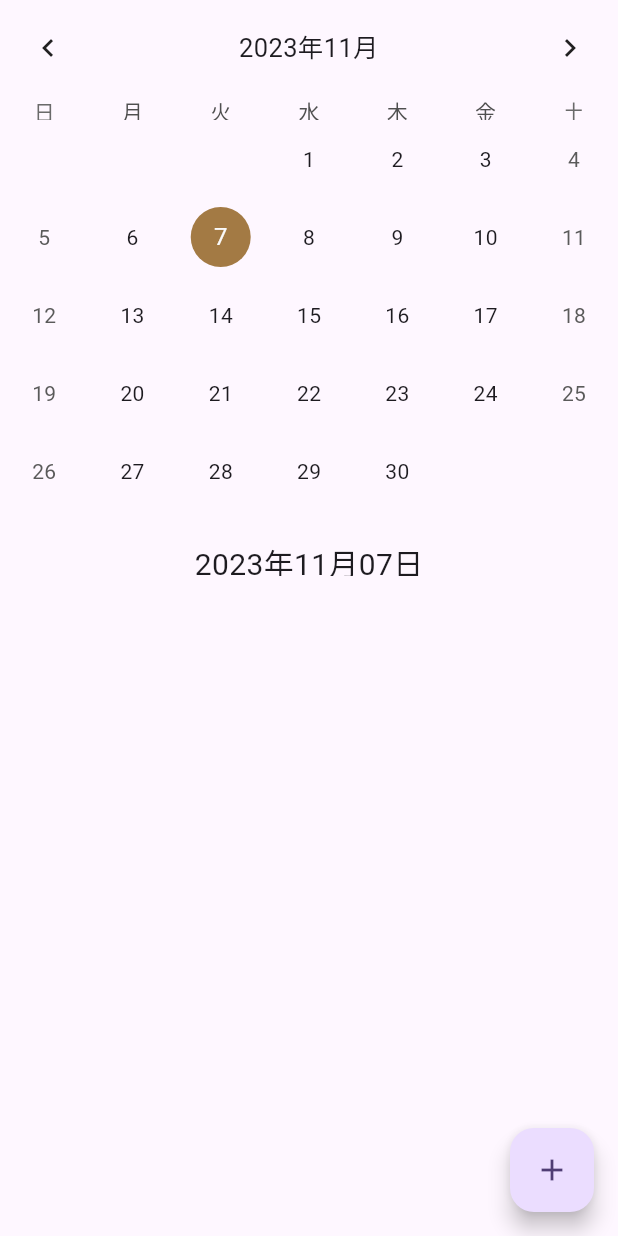
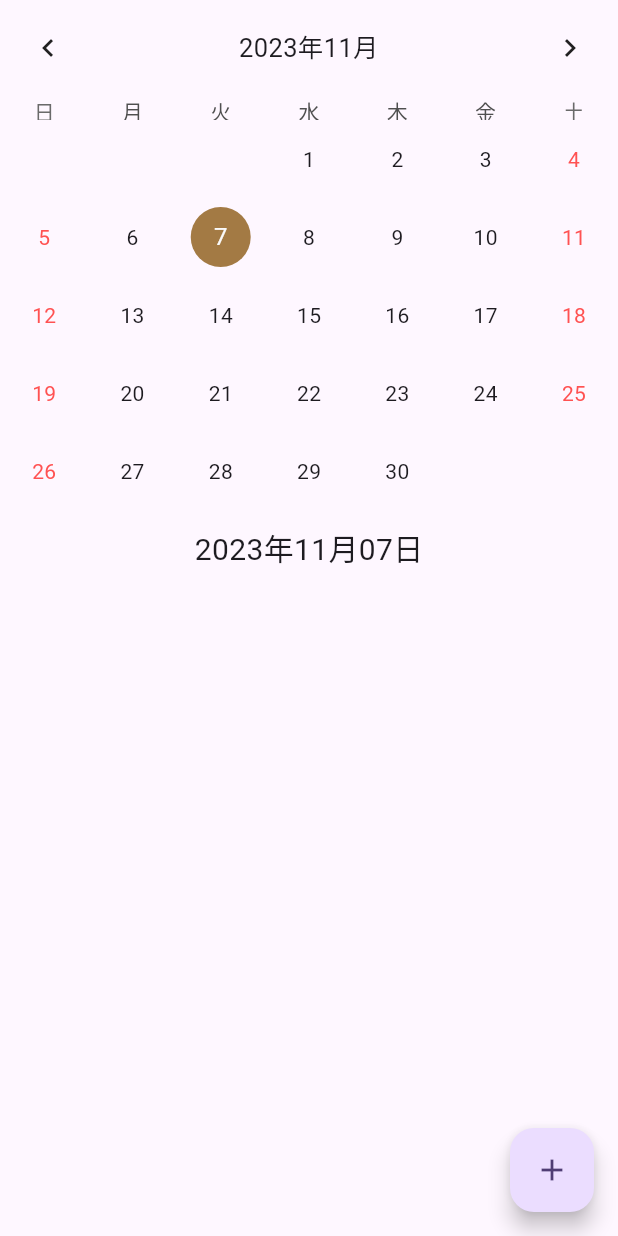
Before and after one commit to KensukePark/image_calendar, a Flutter app: the screen it shows after launch, on a phone screen of 412 x 824 dp. Run offline on Flutter 3.47's test engine with Material 2 defaults, Android fonts, the phone set to English and light mode, and no system bars; drawn by our look-alikes of table_calendar; our stand-ins replace carousel_slider, image_picker, shared_preferences; Roboto replaces fonts that are missing (title).

Commit message:
demo version

```diff
--- a/lib/screen/home_page.dart
+++ b/lib/screen/home_page.dart
@@ -7,9 +7,6 @@ import 'package:image_calendar/screen/loading_page.dart';
 import 'package:image_picker/image_picker.dart';
 import 'package:shared_preferences/shared_preferences.dart';
 import 'package:table_calendar/table_calendar.dart';
-import 'package:intl/intl.dart';
-
-String vals="Null";
 
 class HomePage extends StatefulWidget {
   const HomePage({Key? key, required this.list, required this.final_events, required this.focus_day}) : super(key: key);
@@ -56,6 +53,26 @@ class _HomePageState extends State<HomePage> {
       }
     }
   }
+
+  void _showAlert(String title) {
+    showCupertinoDialog(context: context, builder: (context) {
+      return CupertinoAlertDialog(
+        title: Text(title),
+        actions: [
+          Column(
+            children: [
+              CupertinoDialogAction(isDefaultAction: true, child: Text("다운로드"), onPressed: () {
+                Navigator.pop(context);
+              }),
+              CupertinoDialogAction(isDefaultAction: true, child: Text("삭제"), onPressed: () {
+                Navigator.pop(context);
+              })
+            ],
+          )
+        ],
+      );
+    });
+  }
   @override
   Widget build(BuildContext context) {
     final actionSheet = CupertinoActionSheet(
@@ -64,16 +81,12 @@ class _HomePageState extends State<HomePage> {
             child: Text(
               "カメラで撮影",
               style: TextStyle(
-                color: Colors.black,
+                color: Colors.blueAccent,
                 fontWeight: FontWeight.w200
               ),
             ),
             isDefaultAction: true,
             onPressed: (){
-              print("Action 1 Selected");
-              setState(() {
-                vals="Action 1";
-              });
               Navigator.of(context).pop(true);
             },
           ),
@@ -81,16 +94,12 @@ class _HomePageState extends State<HomePage> {
             child: Text(
               "ギャラリーから選択",
               style: TextStyle(
-                color: Colors.black,
+                color: Colors.blueAccent,
                 fontWeight: FontWeight.w200
               ),
             ),
             isDefaultAction: true,
             onPressed: (){
-              print("Action 2 Selected");
-              setState(() {
-                vals="Action 2";
-              });
               Navigator.of(context).pop(false);
             },
           )
@@ -99,15 +108,53 @@ class _HomePageState extends State<HomePage> {
           child: Text(
             "キャンセル",
             style: TextStyle(
-              color: Colors.black,
-              fontWeight: FontWeight.w200
+              color: Colors.blue,
+              fontWeight: FontWeight.bold
             ),
           ),
           onPressed: (){
-            print(" cencel was childed");
-            setState(() {
-              vals="Cencel";
-            });
+            Navigator.pop(context);
+          },
+        )
+    );
+    final clickPopup = CupertinoActionSheet(
+        actions: <Widget>[
+          CupertinoActionSheetAction(
+            child: Text(
+              "写真をダウンロード,",
+              style: TextStyle(
+                  color: Colors.blueAccent,
+                  fontWeight: FontWeight.w500
+              ),
+            ),
+            isDefaultAction: true,
+            onPressed: (){
+              Navigator.of(context).pop(true);
+            },
+          ),
+          CupertinoActionSheetAction(
+            child: Text(
+              "写真を削除",
+              style: TextStyle(
+                  color: Colors.redAccent,
+                  fontWeight: FontWeight.w500
+              ),
+            ),
+            isDefaultAction: true,
+            onPressed: (){
+              Navigator.of(context).pop(false);
+            },
+          )
+        ],
+        cancelButton: CupertinoActionSheetAction(
+          child: Text(
+            "キャンセル",
+            style: TextStyle(
+                color: Colors.blue,
+                fontWeight: FontWeight.bold
+            ),
+          ),
+          onPressed: (){
             Navigator.pop(context);
           },
         )
@@ -123,7 +170,6 @@ class _HomePageState extends State<HomePage> {
           var prefs = await SharedPreferences.getInstance();
           try {
             String? decode_event = prefs.getString('events');
-
             Map<String, dynamic> temp_events = json.decode(decode_event!);
             String utc_year = year.toString();
             String utc_month = month.toString();
@@ -161,8 +207,6 @@ class _HomePageState extends State<HomePage> {
         },
       ),
       body: SafeArea(
-        child: SingleChildScrollView(
-          child: Container(
         child: Column(
           children: [
             TableCalendar(
@@ -222,31 +266,20 @@ class _HomePageState extends State<HomePage> {
                   color: const Color.fromRGBO(163, 122, 68, 109),
                   shape: BoxShape.circle,
                 ),
+                holidayTextStyle: TextStyle(
+                  color: Colors.redAccent
                 ),
-                ),
-                widget.list == 'empty' ? Container() : Container(
-                  child: Center(
-                    child: Image.memory(
-                      base64Decode(widget.list),
-                      width: MediaQuery.of(context).size.width * 0.9,
-                      height: MediaQuery.of(context).size.height * 0.9,
+                weekendTextStyle: TextStyle(
+                    color: Colors.redAccent
                 ),
               ),
             ),
             Container(
-                  child: Container(
-                    padding: EdgeInsets.all(20),
-                    width: MediaQuery.of(context).size.width - 20,
+              padding: EdgeInsets.all(10),
               decoration: BoxDecoration(
                 borderRadius: BorderRadius.circular(10),
                 color: Colors.transparent,
               ),
-                    child: Column(
-                      crossAxisAlignment: CrossAxisAlignment.start,
-                      children: [
-                        Container(
-                          height: 24,
-                          child: Center(
               child: Text(
                 selectedDay.toString().substring(0,4) + '年' + selectedDay.toString().substring(5,7) + '月' + selectedDay.toString().substring(8,10) + '日',
                 style: TextStyle(
@@ -254,22 +287,50 @@ class _HomePageState extends State<HomePage> {
                 ),
               ),
             ),
-                        ),
-                        SizedBox(height: 15,),
             exist_check == true ?
-                            Container(
+            Expanded(
                 child: Column(
+                  mainAxisAlignment: MainAxisAlignment.start,
                   children: [
                     CarouselSlider.builder(
                       itemCount: widget.final_events[DateTime.utc(year, month, day)].length,
                       itemBuilder: (BuildContext context, int itemIndex, int pageViewIndex) =>
-                                        Container(
+                          InkWell(
+                            onTap: () async {
+                              // _showAlert(DateTime.utc(year, month, day).toString().substring(0,10) + '날의 ${itemIndex+1}번째 사진');
+                              bool? check = await showCupertinoModalPopup(context: context, builder: (context)=>clickPopup);
+                              if (check == null) return;
+                              else if (check == true) {
+                                print('download');
+                              }
+                              else {
+                                var prefs = await SharedPreferences.getInstance();
+                                print('delete');
+                                String? decode_event = prefs.getString('events');
+                                Map<String, dynamic> temp_events = json.decode(decode_event!);
+                                String utc_year = year.toString();
+                                String utc_month = month.toString();
+                                utc_month.length == 1 ? utc_month = '0' + utc_month : utc_month = month.toString();
+                                String utc_day = day.toString();
+                                utc_day.length == 1 ? utc_day = '0' + utc_day : utc_day = day.toString();
+                                String utc_temp = utc_year+utc_month+utc_day;
+                                var temp_list = temp_events[utc_temp];
+                                temp_list.removeAt(itemIndex);
+                                temp_events[utc_temp] = temp_list;
+                                String encode_event = json.encode(temp_events);
+                                prefs.setString('events', encode_event);
+                                prefs.setString('focus_day', focusedDay.toString().substring(0,10));
+                                Navigator.pushAndRemoveUntil(context, MaterialPageRoute(builder: (context){
+                                  return LoadingPage();
+                                }), (route) => false);
+                              }
+                            },
                             child: Image.memory(
                               base64Decode(widget.final_events[DateTime.utc(year, month, day)][itemIndex]),
                             ),
                           ),
                       options: CarouselOptions(
-                                      height: 400,
+                          height: MediaQuery.of(context).size.height*0.4,
                           aspectRatio: 16/9,
                           viewportFraction: 0.8,
                           initialPage: 0,
@@ -285,6 +346,7 @@ class _HomePageState extends State<HomePage> {
                             });
                           }),
                     ),
+                    SizedBox(height: 10,),
                     Row(
                       mainAxisAlignment: MainAxisAlignment.center,
                       children: img_list.asMap().entries.map((entry) {
@@ -310,14 +372,7 @@ class _HomePageState extends State<HomePage> {
               //   base64Decode(widget.final_events[DateTime.utc(year, month, day)][0]),
               // ),
             ) : Container(),
-                        SizedBox(height: 35,),
           ],
-                    ),
-                  ),
-                ),
-              ],
-            ),
-          ),
         ),
       ),
     );
```
Lines whose indentation alone changed are shown as unchanged.
